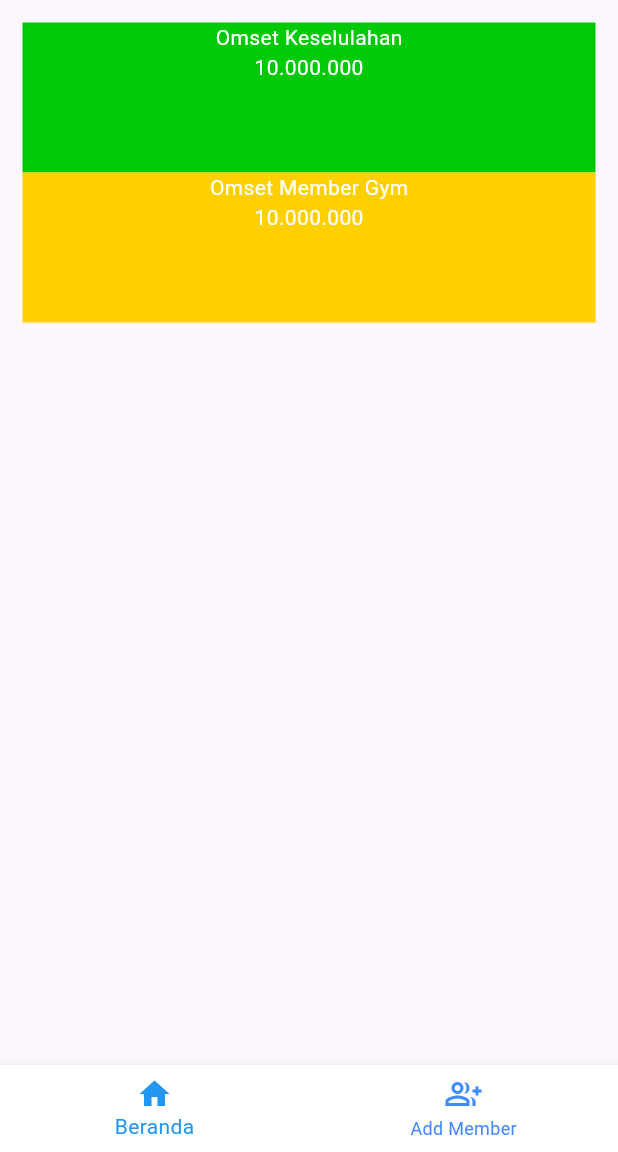
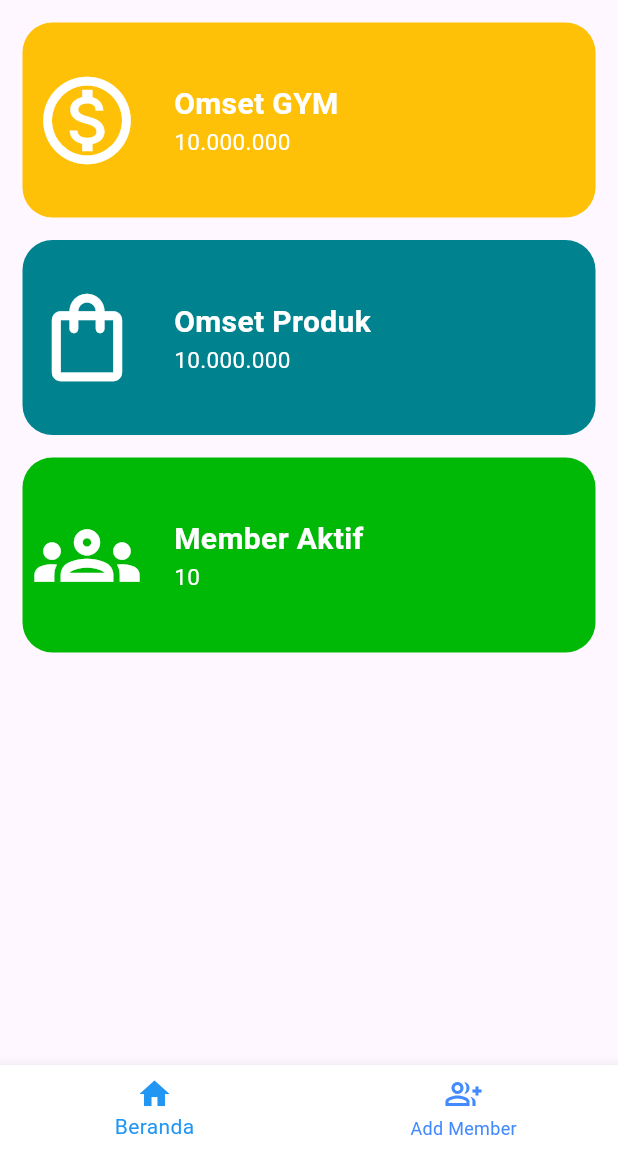
Before and after one commit to KhotamiPutra/AppGym, a Flutter app: the screen it shows after launch, on a phone screen of 412 x 824 dp, the part 84-1236 px from its top. Run offline on Flutter 3.47's test engine with Material 3 defaults, Android fonts, the light colour scheme and no system bars.

Commit message:
membuat tampilan halaman beranda

```diff
--- a/lib/layout/home.dart
+++ b/lib/layout/home.dart
@@ -18,42 +18,137 @@ class _HomeState extends State<Home> {
         children: [
           Padding(
             padding: const EdgeInsets.all(15.0),
-            child: Wrap(children: [
+            child: Wrap(
+                spacing: 15.0,
+                runSpacing: 15.0,
+                alignment: WrapAlignment.center,
+                children: [
                   Container(
-                height: 100,
-                width: 500,
+                    width: 400,
+                    height: 130,
                     decoration: BoxDecoration(
-                  color: Color.fromARGB(255, 0, 201, 7),
+                      color: Colors.amber[500],
+                      borderRadius: BorderRadius.circular(20),
                     ),
-                child: Column(
+                    child: Row(
+                      crossAxisAlignment: CrossAxisAlignment.center,
+                      mainAxisAlignment: MainAxisAlignment.start,
+                      children: [
+                        Padding(
+                          padding: const EdgeInsets.all(8.0),
+                          child: Icon(
+                            Icons.monetization_on_outlined,
+                            color: Colors.white,
+                            size: 70,
+                          ),
+                        ),
+                        SizedBox(
+                          width: 15,
+                        ),
+                        Column(
+                          mainAxisAlignment: MainAxisAlignment.center,
+                          crossAxisAlignment: CrossAxisAlignment.start,
                           children: [
                             Text(
-                      "Omset Keselulahan",
-                      style: TextStyle(color: Colors.white),
+                              "Omset GYM",
+                              style: TextStyle(
+                                  color: Colors.white,
+                                  fontSize: 20,
+                                  fontWeight: FontWeight.bold),
                             ),
                             Text(
                               "10.000.000",
-                      style: TextStyle(color: Colors.white),
+                              style:
+                                  TextStyle(color: Colors.white, fontSize: 15),
                             )
+                          ],
+                        ),
                       ],
                     ),
                   ),
                   Container(
-                height: 100,
-                width: 500,
+                    width: 400,
+                    height: 130,
                     decoration: BoxDecoration(
-                  color: Color.fromARGB(255, 255, 208, 0),
+                      color: Colors.cyan[800],
+                      borderRadius: BorderRadius.circular(20),
                     ),
-                child: Column(
+                    child: Row(
+                      crossAxisAlignment: CrossAxisAlignment.center,
+                      mainAxisAlignment: MainAxisAlignment.start,
+                      children: [
+                        Padding(
+                          padding: const EdgeInsets.all(8.0),
+                          child: Icon(
+                            Icons.shopping_bag_outlined,
+                            color: Colors.white,
+                            size: 70,
+                          ),
+                        ),
+                        SizedBox(
+                          width: 15,
+                        ),
+                        Column(
+                          mainAxisAlignment: MainAxisAlignment.center,
+                          crossAxisAlignment: CrossAxisAlignment.start,
                           children: [
                             Text(
-                      "Omset Member Gym",
-                      style: TextStyle(color: Colors.white),
+                              "Omset Produk",
+                              style: TextStyle(
+                                  color: Colors.white,
+                                  fontSize: 20,
+                                  fontWeight: FontWeight.bold),
                             ),
                             Text(
                               "10.000.000",
-                      style: TextStyle(color: Colors.white),
+                              style:
+                                  TextStyle(color: Colors.white, fontSize: 15),
                             )
+                          ],
+                        ),
+                      ],
+                    ),
+                  ),
+                  Container(
+                    width: 400,
+                    height: 130,
+                    decoration: BoxDecoration(
+                      color: Color.fromARGB(255, 0, 185, 6),
+                      borderRadius: BorderRadius.circular(20),
+                    ),
+                    child: Row(
+                      crossAxisAlignment: CrossAxisAlignment.center,
+                      mainAxisAlignment: MainAxisAlignment.start,
+                      children: [
+                        Padding(
+                          padding: const EdgeInsets.all(8.0),
+                          child: Icon(
+                            Icons.groups_outlined,
+                            color: Colors.white,
+                            size: 70,
+                          ),
+                        ),
+                        SizedBox(
+                          width: 15,
+                        ),
+                        Column(
+                          mainAxisAlignment: MainAxisAlignment.center,
+                          crossAxisAlignment: CrossAxisAlignment.start,
+                          children: [
+                            Text(
+                              "Member Aktif",
+                              style: TextStyle(
+                                  color: Colors.white,
+                                  fontSize: 20,
+                                  fontWeight: FontWeight.bold),
+                            ),
+                            Text(
+                              "10",
+                              style:
+                                  TextStyle(color: Colors.white, fontSize: 15),
+                            )
+                          ],
+                        ),
                       ],
                     ),
                   ),
```
Lines whose indentation alone changed are shown as unchanged.
